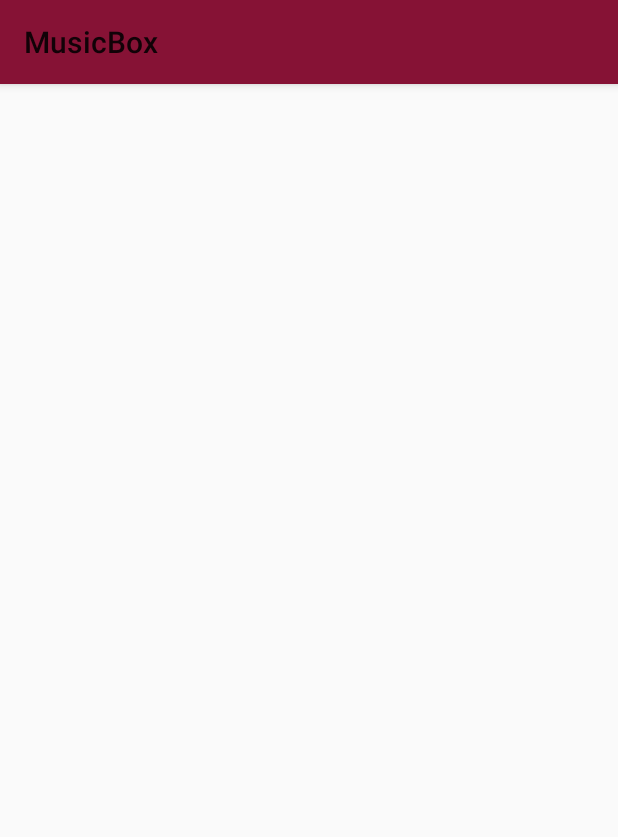
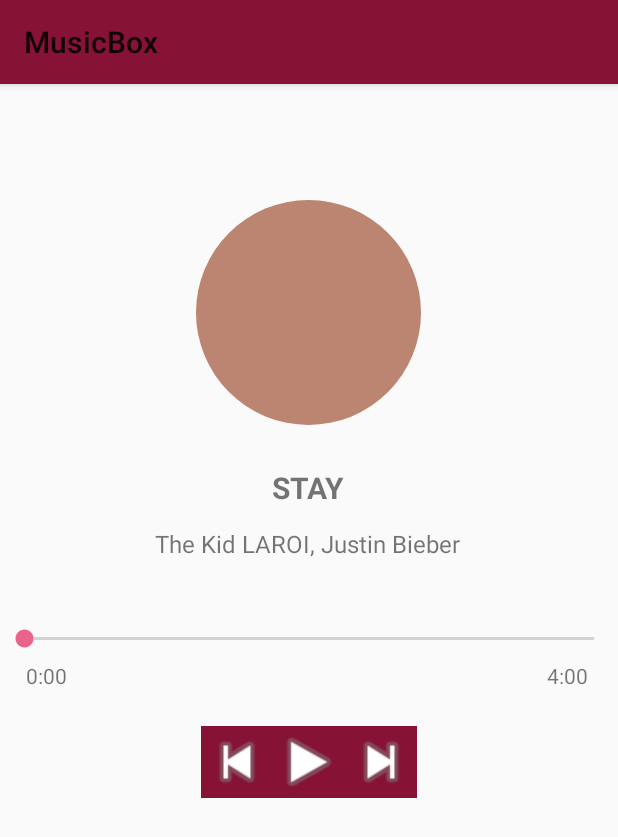
Before and after one commit to aasthamahindra/MusicBox-Android, an Android app: the screen it shows after launch (MainActivity), on a phone screen of 412 x 824 dp. Shown: the top 837 px of the screen. Run offline under Robolectric (Android 15) with nearby library versions, the phone set to English and light mode, and no system bars.

Commit message:
Updated activity.xml

```diff
--- /dev/null
+++ b/app/src/main/res/drawable/oval.xml
@@ -0,0 +1,8 @@
+<?xml version="1.0" encoding="utf-8"?>
+<shape xmlns:android="http://schemas.android.com/apk/res/android"
+    android:shape = "oval">
+    <solid
+        android:color="@color/colorImage"
+        />
+    <!-- for stroke: add width and dash width -->
+</shape>
--- a/app/src/main/res/layout/activity_main.xml
+++ b/app/src/main/res/layout/activity_main.xml
@@ -4,4 +4,116 @@
     xmlns:tools="http://schemas.android.com/tools"
     android:layout_width="match_parent"
     android:layout_height="match_parent"
-    tools:context=".MainActivity"/>
+    tools:context=".MainActivity">
+
+    <ImageView
+        android:id="@+id/imageView2"
+        android:layout_width="150dp"
+        android:layout_height="150dp"
+        app:layout_constraintBottom_toBottomOf="parent"
+        app:layout_constraintEnd_toEndOf="parent"
+        app:layout_constraintHorizontal_bias="0.498"
+        app:layout_constraintStart_toStartOf="parent"
+        app:layout_constraintTop_toTopOf="parent"
+        app:layout_constraintVertical_bias="0.125"
+        app:srcCompat="@drawable/oval" />
+
+    <TextView
+        android:id="@+id/textView"
+        android:layout_width="150dp"
+        android:layout_height="wrap_content"
+        android:layout_marginTop="25dp"
+        android:text="@string/song_name"
+        android:textAlignment="center"
+        android:textAllCaps="true"
+        android:textSize="20sp"
+        android:textStyle="bold"
+        app:layout_constraintBottom_toBottomOf="parent"
+        app:layout_constraintEnd_toEndOf="parent"
+        app:layout_constraintHorizontal_bias="0.498"
+        app:layout_constraintStart_toStartOf="parent"
+        app:layout_constraintTop_toBottomOf="@+id/imageView2"
+        app:layout_constraintVertical_bias="0.006" />
+
+    <TextView
+        android:id="@+id/textView2"
+        android:layout_width="wrap_content"
+        android:layout_height="wrap_content"
+        android:text="@string/artist_name"
+        android:textSize="16sp"
+        app:layout_constraintBottom_toBottomOf="parent"
+        app:layout_constraintEnd_toEndOf="parent"
+        app:layout_constraintHorizontal_bias="0.497"
+        app:layout_constraintStart_toStartOf="parent"
+        app:layout_constraintTop_toBottomOf="@+id/textView"
+        app:layout_constraintVertical_bias="0.027" />
+
+    <SeekBar
+        android:id="@+id/seekBar"
+        android:layout_width="match_parent"
+        android:layout_height="29dp"
+        app:layout_constraintBottom_toBottomOf="parent"
+        app:layout_constraintEnd_toEndOf="parent"
+        app:layout_constraintStart_toStartOf="parent"
+        app:layout_constraintTop_toBottomOf="@+id/textView2"
+        app:layout_constraintVertical_bias="0.09" />
+
+    <TextView
+        android:id="@+id/leftTime"
+        android:layout_width="wrap_content"
+        android:layout_height="wrap_content"
+        android:text="0:00"
+        app:layout_constraintBottom_toBottomOf="parent"
+        app:layout_constraintEnd_toEndOf="parent"
+        app:layout_constraintHorizontal_bias="0.045"
+        app:layout_constraintStart_toStartOf="parent"
+        app:layout_constraintTop_toBottomOf="@+id/seekBar"
+        app:layout_constraintVertical_bias="0.0" />
+
+    <TextView
+        android:id="@+id/rightTime"
+        android:layout_width="wrap_content"
+        android:layout_height="wrap_content"
+        android:text="4:00"
+        app:layout_constraintBottom_toBottomOf="parent"
+        app:layout_constraintEnd_toEndOf="parent"
+        app:layout_constraintHorizontal_bias="0.942"
+        app:layout_constraintStart_toEndOf="@+id/leftTime"
+        app:layout_constraintTop_toBottomOf="@+id/seekBar"
+        app:layout_constraintVertical_bias="0.0" />
+
+    <TableRow
+        android:layout_width="wrap_content"
+        android:layout_height="wrap_content"
+        android:background="@color/colorPrimary"
+        app:layout_constraintBottom_toBottomOf="parent"
+        app:layout_constraintEnd_toEndOf="parent"
+        app:layout_constraintStart_toStartOf="parent"
+        app:layout_constraintTop_toBottomOf="@+id/seekBar"
+        app:layout_constraintVertical_bias="0.13"
+        >
+
+        <Button
+            android:id="@+id/prevButton"
+            android:layout_width="48dp"
+            android:layout_height="wrap_content"
+            android:background="@android:drawable/ic_media_previous"
+            tools:ignore="SpeakableTextPresentCheck" />
+
+        <Button
+            android:id="@+id/playButton"
+            android:layout_width="48dp"
+            android:layout_height="wrap_content"
+            android:background="@android:drawable/ic_media_play"
+            tools:ignore="SpeakableTextPresentCheck"
+            />
+
+        <Button
+            android:id="@+id/nextButton"
+            android:layout_width="48dp"
+            android:layout_height="wrap_content"
+            android:background="@android:drawable/ic_media_next"
+            tools:ignore="SpeakableTextPresentCheck,SpeakableTextPresentCheck" />
+    </TableRow>
+
+</androidx.constraintlayout.widget.ConstraintLayout>
--- a/app/src/main/res/values/colors.xml
+++ b/app/src/main/res/values/colors.xml
@@ -1,7 +1,8 @@
 <?xml version="1.0" encoding="utf-8"?>
 <resources>
-    <color name="colorAccent">#c48e9b</color>
+    <color name="colorAccent">#ea638c</color>
     <color name="colorPrimary">#861235</color>
     <color name="colorPrimaryDark">#740f2e</color>
     <color name="white">#FFFFFFFF</color>
+    <color name="colorImage">#bc8571</color>
 </resources>
--- a/app/src/main/res/values/strings.xml
+++ b/app/src/main/res/values/strings.xml
@@ -1,3 +1,5 @@
 <resources>
     <string name="app_name">MusicBox</string>
+    <string name="song_name">Stay</string>
+    <string name="artist_name">The Kid LAROI, Justin Bieber</string>
 </resources>
--- a/app/src/main/res/values/themes.xml
+++ b/app/src/main/res/values/themes.xml
@@ -2,6 +2,6 @@
     <style name="CustomTheme" parent="Theme.AppCompat.DayNight">
         <item name="colorPrimary"> @color/colorPrimary</item>
         <item name="colorPrimaryDark">@color/colorPrimaryDark</item>
-        <item name="android:text">@color/colorAccent</item>
+        <item name="colorAccent">@color/colorAccent</item>
     </style>
 </resources>
```
Also changed, not shown: 1 other file.
